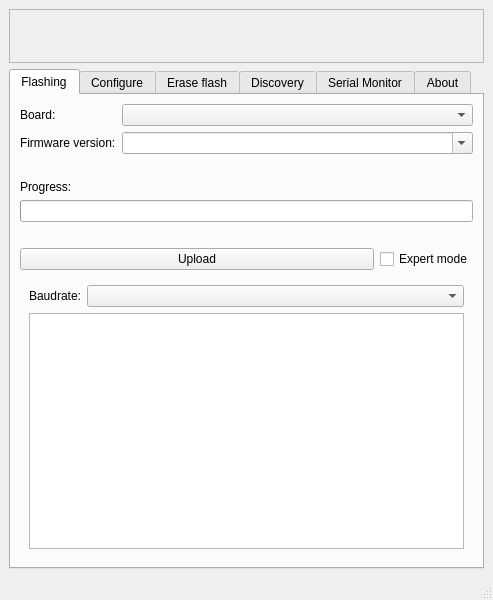
opendata-stuttgart/airrohr-firmware-flasher, file gui/mainwindow.ui: the form before one commit.
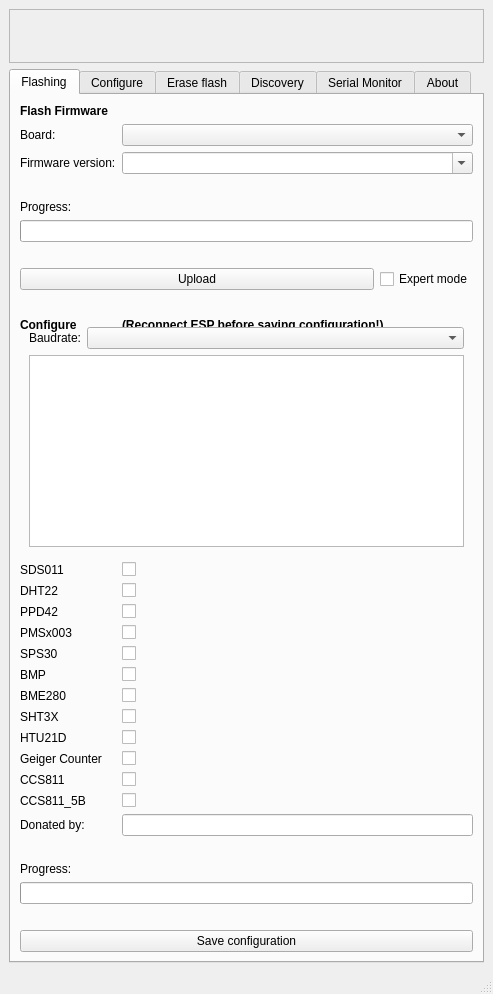
The form after the commit. Icons and pictures are not drawn.

Commit message: change baudrate for config upload tp 115200

Patch:
```diff
--- a/gui/mainwindow.ui
+++ b/gui/mainwindow.ui
@@ -89,6 +89,23 @@
        </attribute>
        <layout class="QGridLayout" name="gridLayout_2" rowstretch="0,0,0,0,0,0,0,0,1">
 
+       <item row="0" column="0">
+         <widget class="QLabel" name="label_eraseText">
+          <property name="text">
+           <string>&lt;b&gt;Flash Firmware&lt;/b&gt;</string>
+          </property>
+          <property name="textFormat">
+           <enum>Qt::RichText</enum>
+          </property>
+          <property name="alignment">
+           <set>Qt::AlignLeading|Qt::AlignLeft|Qt::AlignTop</set>
+          </property>
+          <property name="wordWrap">
+           <bool>true</bool>
+          </property>
+         </widget>
+        </item>
+
         <item row="1" column="0">
          <widget class="QLabel" name="label_board">
           <property name="text">
@@ -209,6 +226,369 @@
         </item>
 
         <item row="8" column="0" colspan="2">
+         <widget class="QLabel" name="label_spacer">
+          <property name="text">
+           <string> </string>
+          </property>
+          <property name="textFormat">
+           <enum>Qt::RichText</enum>
+          </property>
+          <property name="alignment">
+           <set>Qt::AlignLeading|Qt::AlignLeft|Qt::AlignTop</set>
+          </property>
+          <property name="wordWrap">
+           <bool>true</bool>
+          </property>
+         </widget>
+        </item>
+
+        <item row="9" column="0">
+         <widget class="QLabel" name="label_eraseText">
+          <property name="text">
+           <string>&lt;b&gt;Configure&lt;/b&gt;</string>
+          </property>
+          <property name="textFormat">
+           <enum>Qt::RichText</enum>
+          </property>
+          <property name="alignment">
+           <set>Qt::AlignLeading|Qt::AlignLeft|Qt::AlignTop</set>
+          </property>
+          <property name="wordWrap">
+           <bool>true</bool>
+          </property>
+         </widget>
+        </item>
+
+        <item row="9" column="1">
+         <widget class="QLabel" name="label_eraseText">
+          <property name="text">
+           <string>&lt;b&gt;(Reconnect ESP before saving configuration!)&lt;/b&gt;</string>
+          </property>
+          <property name="textFormat">
+           <enum>Qt::RichText</enum>
+          </property>
+          <property name="alignment">
+           <set>Qt::AlignLeading|Qt::AlignLeft|Qt::AlignTop</set>
+          </property>
+          <property name="wordWrap">
+           <bool>true</bool>
+          </property>
+         </widget>
+        </item>
+
+        <item row="10" column="0">
+           <widget class="QLabel" name="label_SDS011">
+            <property name="text">
+		          <string>SDS011</string>
+            </property>
+           </widget>
+		     </item>
+
+        <item row="10" column="1">
+           <widget class="QCheckBox" name="check_SDS011">
+            <property name="sizePolicy">
+             <sizepolicy hsizetype="Minimum" vsizetype="Fixed">
+              <horstretch>10</horstretch>
+              <verstretch>1</verstretch>
+             </sizepolicy>
+            </property>
+           </widget>
+        </item>
+
+        <item row="11" column="0">
+           <widget class="QLabel" name="label_DHT22">
+            <property name="text">
+		          <string>DHT22</string>
+            </property>
+           </widget>
+		     </item>
+
+        <item row="11" column="1">
+           <widget class="QCheckBox" name="check_DHT22">
+            <property name="sizePolicy">
+             <sizepolicy hsizetype="Minimum" vsizetype="Fixed">
+              <horstretch>0</horstretch>
+              <verstretch>0</verstretch>
+             </sizepolicy>
+            </property>
+           </widget>
+        </item>
+
+        <item row="12" column="0">
+           <widget class="QLabel" name="label_PPD42">
+            <property name="text">
+		          <string>PPD42</string>
+            </property>
+           </widget>
+		     </item>
+
+        <item row="12" column="1">
+           <widget class="QCheckBox" name="check_PPD42">
+            <property name="sizePolicy">
+             <sizepolicy hsizetype="Minimum" vsizetype="Fixed">
+              <horstretch>0</horstretch>
+              <verstretch>0</verstretch>
+             </sizepolicy>
+            </property>
+           </widget>
+        </item>
+
+        <item row="13" column="0">
+           <widget class="QLabel" name="label_PMSx003">
+            <property name="text">
+		          <string>PMSx003</string>
+            </property>
+           </widget>
+		     </item>
+
+        <item row="13" column="1">
+           <widget class="QCheckBox" name="check_PMSx003">
+            <property name="sizePolicy">
+             <sizepolicy hsizetype="Minimum" vsizetype="Fixed">
+              <horstretch>0</horstretch>
+              <verstretch>0</verstretch>
+             </sizepolicy>
+            </property>
+           </widget>
+        </item>
+
+        <item row="14" column="0">
+           <widget class="QLabel" name="label_SPS30">
+            <property name="text">
+		          <string>SPS30</string>
+            </property>
+           </widget>
+		     </item>
+
+        <item row="14" column="1">
+           <widget class="QCheckBox" name="check_SPS30">
+            <property name="sizePolicy">
+             <sizepolicy hsizetype="Minimum" vsizetype="Fixed">
+              <horstretch>0</horstretch>
+              <verstretch>0</verstretch>
+             </sizepolicy>
+            </property>
+           </widget>
+        </item>
+
+        <item row="15" column="0">
+           <widget class="QLabel" name="label_BMP">
+            <property name="text">
+		          <string>BMP</string>
+            </property>
+           </widget>
+		     </item>
+
+        <item row="15" column="1">
+           <widget class="QCheckBox" name="check_BMP">
+            <property name="sizePolicy">
+             <sizepolicy hsizetype="Minimum" vsizetype="Fixed">
+              <horstretch>0</horstretch>
+              <verstretch>0</verstretch>
+             </sizepolicy>
+            </property>
+           </widget>
+        </item>
+
+        <item row="16" column="0">
+           <widget class="QLabel" name="label_BME280">
+            <property name="text">
+		          <string>BME280</string>
+            </property>
+           </widget>
+		     </item>
+
+        <item row="16" column="1">
+           <widget class="QCheckBox" name="check_BME280">
+            <property name="sizePolicy">
+             <sizepolicy hsizetype="Minimum" vsizetype="Fixed">
+              <horstretch>0</horstretch>
+              <verstretch>0</verstretch>
+             </sizepolicy>
+            </property>
+           </widget>
+        </item>
+
+         <item row="17" column="0">
+           <widget class="QLabel" name="label_SHT3X">
+            <property name="text">
+		          <string>SHT3X</string>
+            </property>
+           </widget>
+		     </item>
+
+        <item row="17" column="1">
+           <widget class="QCheckBox" name="check_SHT3X">
+            <property name="sizePolicy">
+             <sizepolicy hsizetype="Minimum" vsizetype="Fixed">
+              <horstretch>0</horstretch>
+              <verstretch>0</verstretch>
+             </sizepolicy>
+            </property>
+           </widget>
+        </item>
+
+        <item row="18" column="0">
+           <widget class="QLabel" name="label_HTU21D">
+            <property name="text">
+		          <string>HTU21D</string>
+            </property>
+           </widget>
+		     </item>
+
+        <item row="18" column="1">
+           <widget class="QCheckBox" name="check_HTU21D">
+            <property name="sizePolicy">
+             <sizepolicy hsizetype="Minimum" vsizetype="Fixed">
+              <horstretch>0</horstretch>
+              <verstretch>0</verstretch>
+             </sizepolicy>
+            </property>
+           </widget>
+        </item>
+
+        <item row="19" column="0">
+           <widget class="QLabel" name="label_Geiger_Counter">
+            <property name="text">
+		          <string>Geiger Counter</string>
+            </property>
+           </widget>
+		     </item>
+
+        <item row="19" column="1">
+           <widget class="QCheckBox" name="check_Geiger_Counter">
+            <property name="sizePolicy">
+             <sizepolicy hsizetype="Minimum" vsizetype="Fixed">
+              <horstretch>0</horstretch>
+              <verstretch>0</verstretch>
+             </sizepolicy>
+            </property>
+           </widget>
+        </item>
+
+        <item row="20" column="0">
+           <widget class="QLabel" name="label_CCS811">
+            <property name="text">
+		          <string>CCS811</string>
+            </property>
+           </widget>
+		     </item>
+
+        <item row="20" column="1">
+           <widget class="QCheckBox" name="check_CCS811">
+            <property name="sizePolicy">
+             <sizepolicy hsizetype="Minimum" vsizetype="Fixed">
+              <horstretch>0</horstretch>
+              <verstretch>0</verstretch>
+             </sizepolicy>
+            </property>
+           </widget>
+        </item>
+
+        <item row="21" column="0">
+           <widget class="QLabel" name="label_CCS811_5B">
+            <property name="text">
+		          <string>CCS811_5B</string>
+            </property>
+           </widget>
+		     </item>
+
+        <item row="21" column="1">
+           <widget class="QCheckBox" name="check_CCS811_5B">
+            <property name="sizePolicy">
+             <sizepolicy hsizetype="Minimum" vsizetype="Fixed">
+              <horstretch>0</horstretch>
+              <verstretch>0</verstretch>
+             </sizepolicy>
+            </property>
+           </widget>
+        </item>
+
+        <item row="22" column="0">
+         <widget class="QLabel" name="label_DonatedBy">
+          <property name="text">
+           <string>Donated by:</string>
+          </property>
+         </widget>
+        </item>
+        <item row="22" column="1">
+         <widget class="QLineEdit" name="DonatedBy">
+          <property name="sizePolicy">
+           <sizepolicy hsizetype="MinimumExpanding" vsizetype="Fixed">
+            <horstretch>0</horstretch>
+            <verstretch>0</verstretch>
+           </sizepolicy>
+          </property>
+         </widget>
+        </item>
+
+        <item row="23" column="0" colspan="2">
+         <widget class="QLabel" name="label_spacer">
+          <property name="text">
+           <string> </string>
+          </property>
+          <property name="textFormat">
+           <enum>Qt::RichText</enum>
+          </property>
+          <property name="alignment">
+           <set>Qt::AlignLeading|Qt::AlignLeft|Qt::AlignTop</set>
+          </property>
+          <property name="wordWrap">
+           <bool>true</bool>
+          </property>
+         </widget>
+        </item>
+
+        <item row="24" column="0" colspan="2">
+         <widget class="QLabel" name="label_progress_config">
+          <property name="sizePolicy">
+           <sizepolicy hsizetype="Expanding" vsizetype="Preferred">
+            <horstretch>0</horstretch>
+            <verstretch>0</verstretch>
+           </sizepolicy>
+          </property>
+          <property name="text">
+           <string>Progress:</string>
+          </property>
+         </widget>
+		</item>
+
+        <item row="25" column="0" colspan="2">
+         <widget class="QProgressBar" name="progressBar_config" />
+        </item>
+        
+        <item row="26" column="0" colspan="2">
+         <widget class="QLabel" name="label_spacer">
+          <property name="text">
+           <string> </string>
+          </property>
+          <property name="textFormat">
+           <enum>Qt::RichText</enum>
+          </property>
+          <property name="alignment">
+           <set>Qt::AlignLeading|Qt::AlignLeft|Qt::AlignTop</set>
+          </property>
+          <property name="wordWrap">
+           <bool>true</bool>
+          </property>
+         </widget>
+        </item>
+
+        <item row="27" column="0" colspan="2">
+         <widget class="QPushButton" name="wifiButton">
+          <property name="sizePolicy">
+           <sizepolicy hsizetype="Expanding" vsizetype="Fixed">
+            <horstretch>0</horstretch>
+            <verstretch>0</verstretch>
+           </sizepolicy>
+          </property>
+           <property name="text">
+             <string>Save configuration</string>
+            </property>
+         </widget>
+        </item>
+
+        <item row="9" column="0" colspan="2">
          <widget class="QWidget" name="expertForm" native="true">
           <property name="sizePolicy">
            <sizepolicy hsizetype="Preferred" vsizetype="Expanding">
@@ -376,14 +756,14 @@
         </item>
 
         <item row="5" column="0">
-         <widget class="QLabel" name="label_GPSlat">
+         <widget class="QLabel" name="label_DonatedBy">
           <property name="text">
-           <string>Latitude:</string>
+           <string>Donated by:</string>
           </property>
          </widget>
         </item>
         <item row="5" column="1">
-         <widget class="QLineEdit" name="GPSlat">
+         <widget class="QLineEdit" name="DonatedBy">
           <property name="sizePolicy">
            <sizepolicy hsizetype="MinimumExpanding" vsizetype="Fixed">
             <horstretch>0</horstretch>
```
Left out of the diff: 103 changed lines with no effect on the pictures. The commit also changes 2 other files.
